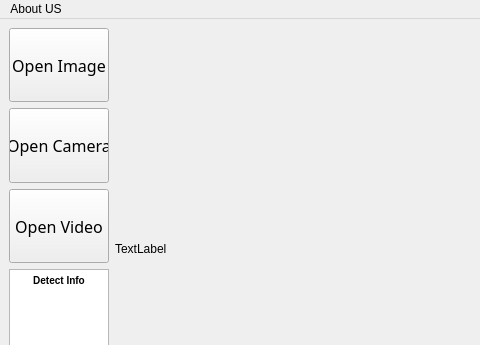
First picture: the form in GUI.ui, repository thaitranvenn/Object_Detection_PyQT5, before the edit; both pictures show x 0 to 480 and y 0 to 345 of the 710 by 500 pixel window.
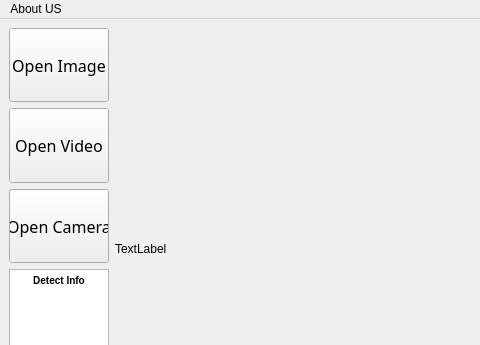
Second picture: the form after the edit.

```diff
--- a/GUI.ui
+++ b/GUI.ui
@@ -51,7 +51,7 @@
          </widget>
         </item>
         <item>
-         <widget class="QPushButton" name="pushButton_Camera">
+         <widget class="QPushButton" name="pushButton_Video">
           <property name="sizePolicy">
            <sizepolicy hsizetype="Minimum" vsizetype="Expanding">
             <horstretch>0</horstretch>
@@ -77,12 +77,12 @@
            </font>
           </property>
           <property name="text">
-           <string>Open Camera</string>
+           <string>Open Video</string>
           </property>
          </widget>
         </item>
         <item>
-         <widget class="QPushButton" name="pushButton_Video">
+         <widget class="QPushButton" name="pushButton_Camera">
           <property name="sizePolicy">
            <sizepolicy hsizetype="Minimum" vsizetype="Expanding">
             <horstretch>0</horstretch>
@@ -108,7 +108,7 @@
            </font>
           </property>
           <property name="text">
-           <string>Open Video</string>
+           <string>Open Camera</string>
           </property>
          </widget>
         </item>
```
